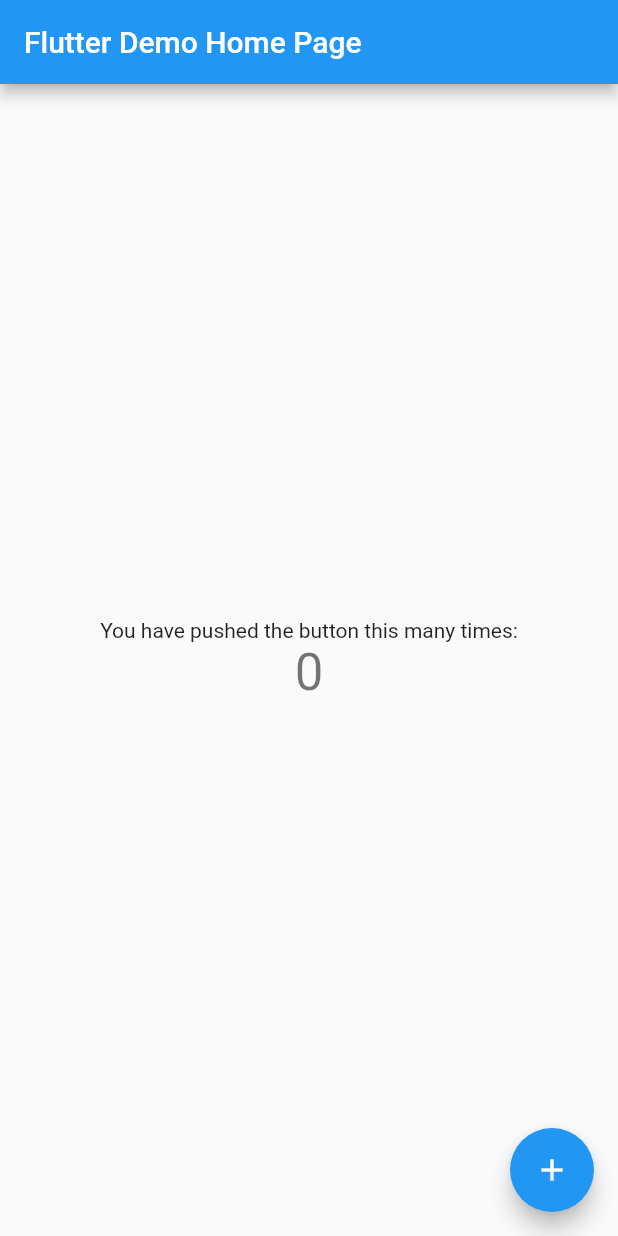
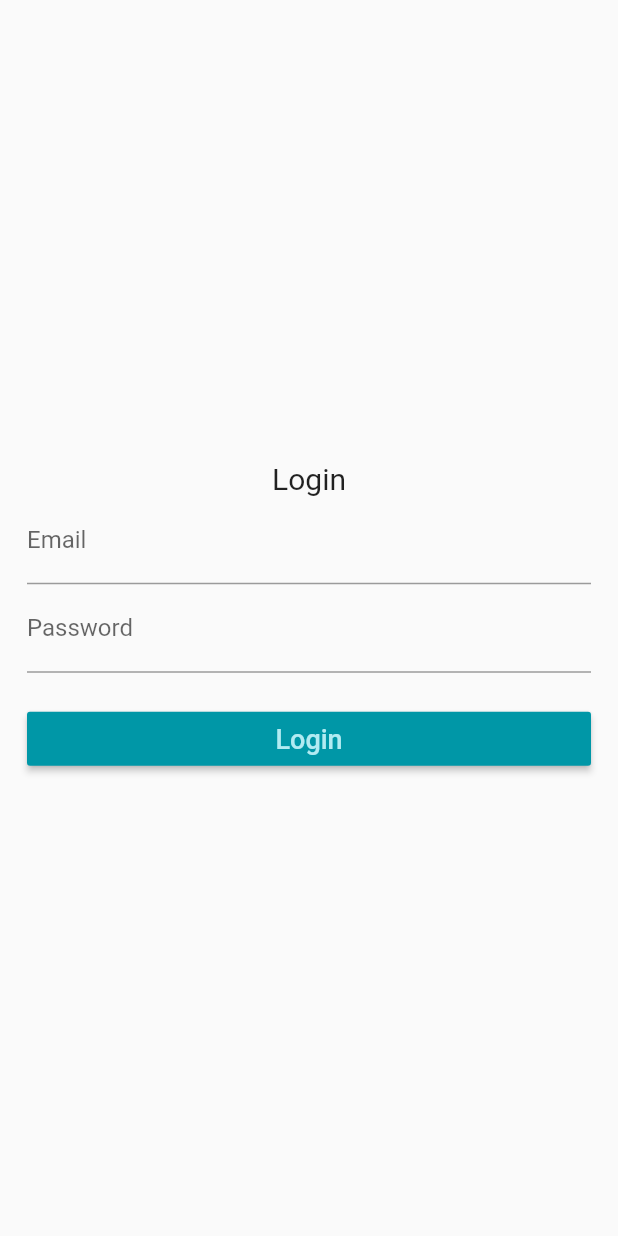
Before and after one commit to pawnjester/daily, a Flutter app: the screen it shows after launch, on a phone screen of 412 x 824 dp. Run offline on Flutter 3.47's test engine with Material 2 defaults, Android fonts, the phone set to English and light mode, and no system bars; our stand-ins replace firebase_auth; accounts and stored records are empty.

Commit message:
create-login

```diff
--- a/lib/main.dart
+++ b/lib/main.dart
@@ -1,111 +1,19 @@
+import 'package:daily_app/views/LoginPage.dart';
 import 'package:flutter/material.dart';
+
 
 void main() => runApp(MyApp());
 
 class MyApp extends StatelessWidget {
-  // This widget is the root of your application.
   @override
   Widget build(BuildContext context) {
     return MaterialApp(
-      title: 'Flutter Demo',
-      theme: ThemeData(
-        // This is the theme of your application.
-        //
-        // Try running your application with "flutter run". You'll see the
-        // application has a blue toolbar. Then, without quitting the app, try
-        // changing the primarySwatch below to Colors.green and then invoke
-        // "hot reload" (press "r" in the console where you ran "flutter run",
-        // or simply save your changes to "hot reload" in a Flutter IDE).
-        // Notice that the counter didn't reset back to zero; the application
-        // is not restarted.
-        primarySwatch: Colors.blue,
-      ),
-      home: MyHomePage(title: 'Flutter Demo Home Page'),
+        title: 'My Todo',
+        theme: ThemeData(
+          primarySwatch: Colors.cyan,
+        ),
+        debugShowCheckedModeBanner: false,
+        home: LoginPage()
     );
   }
 }
-
-class MyHomePage extends StatefulWidget {
-  MyHomePage({Key key, this.title}) : super(key: key);
-
-  // This widget is the home page of your application. It is stateful, meaning
-  // that it has a State object (defined below) that contains fields that affect
-  // how it looks.
-
-  // This class is the configuration for the state. It holds the values (in this
-  // case the title) provided by the parent (in this case the App widget) and
-  // used by the build method of the State. Fields in a Widget subclass are
-  // always marked "final".
-
-  final String title;
-
-  @override
-  _MyHomePageState createState() => _MyHomePageState();
-}
-
-class _MyHomePageState extends State<MyHomePage> {
-  int _counter = 0;
-
-  void _incrementCounter() {
-    setState(() {
-      // This call to setState tells the Flutter framework that something has
-      // changed in this State, which causes it to rerun the build method below
-      // so that the display can reflect the updated values. If we changed
-      // _counter without calling setState(), then the build method would not be
-      // called again, and so nothing would appear to happen.
-      _counter++;
-    });
-  }
-
-  @override
-  Widget build(BuildContext context) {
-    // This method is rerun every time setState is called, for instance as done
-    // by the _incrementCounter method above.
-    //
-    // The Flutter framework has been optimized to make rerunning build methods
-    // fast, so that you can just rebuild anything that needs updating rather
-    // than having to individually change instances of widgets.
-    return Scaffold(
-      appBar: AppBar(
-        // Here we take the value from the MyHomePage object that was created by
-        // the App.build method, and use it to set our appbar title.
-        title: Text(widget.title),
-      ),
-      body: Center(
-        // Center is a layout widget. It takes a single child and positions it
-        // in the middle of the parent.
-        child: Column(
-          // Column is also a layout widget. It takes a list of children and
-          // arranges them vertically. By default, it sizes itself to fit its
-          // children horizontally, and tries to be as tall as its parent.
-          //
-          // Invoke "debug painting" (press "p" in the console, choose the
-          // "Toggle Debug Paint" action from the Flutter Inspector in Android
-          // Studio, or the "Toggle Debug Paint" command in Visual Studio Code)
-          // to see the wireframe for each widget.
-          //
-          // Column has various properties to control how it sizes itself and
-          // how it positions its children. Here we use mainAxisAlignment to
-          // center the children vertically; the main axis here is the vertical
-          // axis because Columns are vertical (the cross axis would be
-          // horizontal).
-          mainAxisAlignment: MainAxisAlignment.center,
-          children: <Widget>[
-            Text(
-              'You have pushed the button this many times:',
-            ),
-            Text(
-              '$_counter',
-              style: Theme.of(context).textTheme.display1,
-            ),
-          ],
-        ),
-      ),
-      floatingActionButton: FloatingActionButton(
-        onPressed: _incrementCounter,
-        tooltip: 'Increment',
-        child: Icon(Icons.add),
-      ), // This trailing comma makes auto-formatting nicer for build methods.
-    );
-  }
-}
--- /dev/null
+++ b/lib/services/authentication.dart
@@ -0,0 +1,44 @@
+import 'package:firebase_auth/firebase_auth.dart';
+
+abstract class BaseAuth {
+  Future<String> signIn(String email, String password);
+
+  Future<String> signUp(String email, String password);
+
+  Future<FirebaseUser> getUser();
+
+  Future<void> signOut();
+}
+
+
+class Authentication implements BaseAuth {
+  final FirebaseAuth _firebaseAuth = FirebaseAuth.instance;
+
+  @override
+  Future<String> signIn(String email, String password) async {
+
+    FirebaseUser result = await _firebaseAuth.signInWithEmailAndPassword(
+        email: email, password: password);
+    return result.uid;
+  }
+
+  @override
+  Future<String> signUp(String email, String password) async {
+
+    FirebaseUser result = await _firebaseAuth.createUserWithEmailAndPassword(
+        email: email, password: password);
+    return result.uid;
+  }
+
+  @override
+  Future<FirebaseUser> getUser() async {
+    FirebaseUser user = await _firebaseAuth.currentUser();
+    return user;
+  }
+
+  @override
+  Future<void> signOut() async {
+    return _firebaseAuth.signOut();
+  }
+
+}
--- /dev/null
+++ b/lib/views/LoginPage.dart
@@ -0,0 +1,92 @@
+import 'package:firebase_auth/firebase_auth.dart';
+import 'package:flutter/material.dart';
+import 'package:daily_app/services/authentication.dart';
+
+class LoginPage extends StatefulWidget {
+  final BaseAuth auth;
+
+  LoginPage({ this.auth});
+
+  @override
+  _LoginPageState createState() => _LoginPageState();
+}
+
+class _LoginPageState extends State<LoginPage> {
+  final _formKey = GlobalKey<FormState>();
+  String _email;
+  String _password;
+
+  void validateAndSubmit() async {
+    if(validateAndSave()) {
+      String userId = "";
+
+      userId = await widget.auth.signUp(_email, _password);
+    }
+  }
+  bool validateAndSave() {
+    final form = _formKey.currentState;
+    if(form.validate()) {
+      form.save();
+      return true;
+    }
+    return false;
+  }
+
+  @override
+  Widget build(BuildContext context) {
+    return Scaffold(
+      body: Padding(
+        padding: const EdgeInsets.all(18),
+        child: Form(
+          key: _formKey,
+          child: Column(
+            mainAxisAlignment: MainAxisAlignment.center,
+            crossAxisAlignment: CrossAxisAlignment.center,
+            children: <Widget>[
+              Container(
+                child: Text("Login", style: TextStyle(fontSize: 20),),
+              ),
+              TextFormField(
+                maxLines: 1,
+                decoration: InputDecoration(
+                  labelText: "Email",
+                ),
+                validator: (value) => value.isEmpty ? 'Email can\'t be empty' : null,
+                onSaved: (value) => _email = value.trim(),
+              ),
+              TextFormField(
+                obscureText: true,
+                maxLines: 1,
+                decoration: InputDecoration(
+                  labelText: "Password",
+                ),
+                validator: (value) => value.isEmpty ? 'Password can\'t be empty' : null,
+                onSaved: (value) => _password = value.trim(),
+              ),
+              SizedBox(
+                height: 20,
+              ),
+              Row(
+                children: <Widget>[
+                  Expanded(
+                    child: Container(
+                      child: RaisedButton(
+                        color: Theme.of(context).primaryColorDark,
+                        textColor: Theme.of(context).primaryColorLight,
+                        child: Text(
+                          "Login",
+                          style: TextStyle(fontSize: 18),
+                        ),
+                        onPressed: validateAndSubmit,
+                      ),
+                    ),
+                  ),
+                ],
+              )
+            ],
+          ),
+        ),
+      ),
+    );
+  }
+}
--- /dev/null
+++ b/lib/views/RootPage.dart
@@ -0,0 +1,6 @@
+import 'package:flutter/material.dart';
+
+enum AuthStatus {
+  LOGGED_IN,
+  NOT_LOGGEDIN
+}
```
Also changed, not shown: pubspec.yaml (+1 -52 lines), pubspec.lock, 6 other files.
